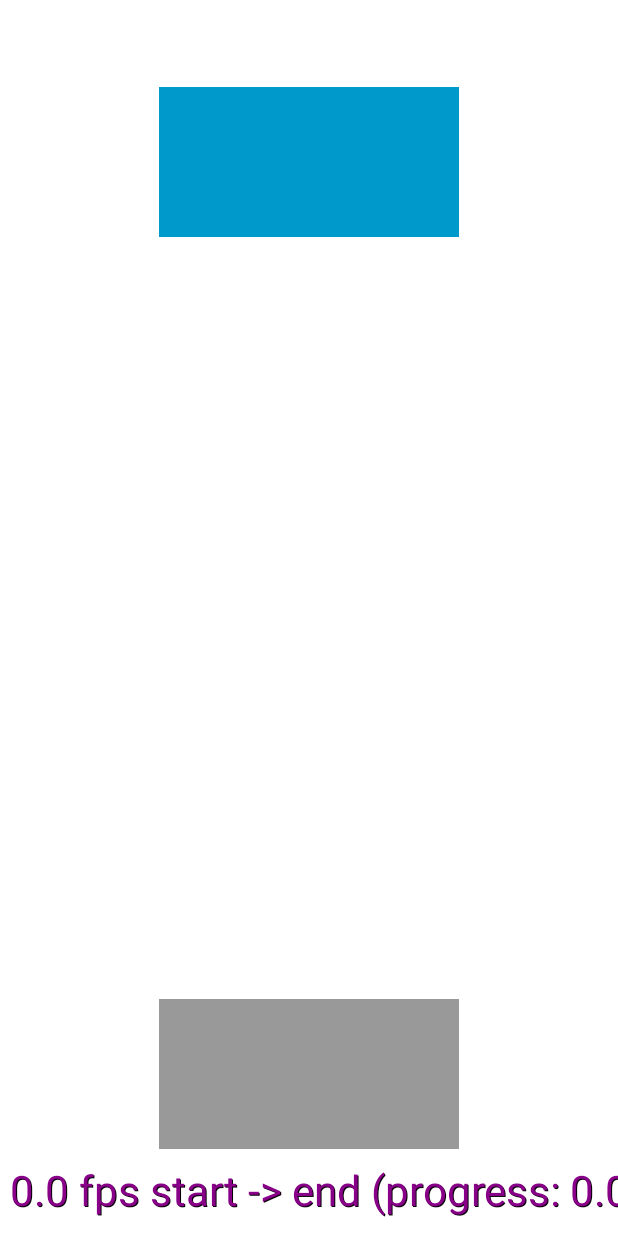
After one commit to jvillad1/star-wars-android, an Android app: the layout layout_video.xml on its own in the app's theme, with its tools: preview values and no code run, on a phone screen of 412 x 824 dp. The commit adds this screen. Run offline under Robolectric (Android 15) with nearby library versions, the phone set to English and light mode, and no system bars.

Commit message:
Wip MotionLayout with the charactersRecyclerView

```diff
--- a/app/build.gradle
+++ b/app/build.gradle
@@ -59,8 +59,8 @@ dependencies {
     // UI
     implementation 'androidx.appcompat:appcompat:1.2.0'
     implementation 'com.google.android.material:material:1.2.0'
-    implementation 'androidx.constraintlayout:constraintlayout:1.1.3'
-    implementation 'androidx.recyclerview:recyclerview:1.1.0'
+    implementation 'androidx.constraintlayout:constraintlayout:2.0.0-beta8'
+    implementation 'androidx.recyclerview:recyclerview:1.2.0-alpha05'
     implementation 'androidx.core:core-ktx:1.3.1'
     implementation 'androidx.fragment:fragment-ktx:1.2.5'
 
--- a/app/src/main/res/layout/item_search_info.xml
+++ b/app/src/main/res/layout/item_search_info.xml
@@ -1,7 +1,6 @@
 <?xml version="1.0" encoding="utf-8"?>
 <androidx.cardview.widget.CardView xmlns:android="http://schemas.android.com/apk/res/android"
     xmlns:app="http://schemas.android.com/apk/res-auto"
-    xmlns:tools="http://schemas.android.com/tools"
     style="@style/CardView.Light"
     android:layout_width="match_parent"
     android:layout_height="wrap_content"
@@ -13,16 +12,16 @@
         android:layout_width="match_parent"
         android:layout_height="wrap_content"
         android:layout_marginStart="@dimen/margin_normal"
+        android:layout_marginTop="@dimen/margin_medium"
         android:layout_marginEnd="@dimen/margin_normal"
-        android:layout_marginTop="@dimen/margin_medium"
         android:layout_marginBottom="@dimen/margin_medium">
 
         <TextView
             android:layout_width="0dp"
             android:layout_height="wrap_content"
             android:layout_marginStart="0dp"
+            android:layout_marginEnd="@dimen/margin_large"
             android:ellipsize="end"
-            android:layout_marginEnd="@dimen/margin_large"
             android:text="@string/character_search_info_message"
             android:textColor="@color/colorSecondaryText"
             app:layout_constraintEnd_toStartOf="@id/characterImageView"
--- /dev/null
+++ b/app/src/main/res/layout/layout_video.xml
@@ -0,0 +1,29 @@
+<?xml version="1.0" encoding="utf-8"?>
+<androidx.constraintlayout.motion.widget.MotionLayout xmlns:android="http://schemas.android.com/apk/res/android"
+    xmlns:app="http://schemas.android.com/apk/res-auto"
+    android:layout_width="match_parent"
+    android:layout_height="match_parent"
+    app:motionDebug="SHOW_PROGRESS"
+    app:layoutDescription="@xml/layout_video_scene">
+
+    <View
+        android:id="@+id/view"
+        android:layout_width="200dp"
+        android:layout_height="100dp"
+        android:layout_marginTop="58dp"
+        android:background="@android:color/holo_blue_dark"
+        app:layout_constraintEnd_toEndOf="parent"
+        app:layout_constraintStart_toStartOf="parent"
+        app:layout_constraintTop_toTopOf="parent" />
+
+    <View
+        android:id="@+id/view2"
+        android:layout_width="200dp"
+        android:layout_height="100dp"
+        android:layout_marginBottom="58dp"
+        android:background="@android:color/holo_green_dark"
+        app:layout_constraintBottom_toBottomOf="parent"
+        app:layout_constraintEnd_toEndOf="parent"
+        app:layout_constraintStart_toStartOf="parent" />
+
+</androidx.constraintlayout.motion.widget.MotionLayout>
--- /dev/null
+++ b/app/src/main/res/xml/layout_video_scene.xml
@@ -0,0 +1,53 @@
+<?xml version="1.0" encoding="utf-8"?>
+<MotionScene xmlns:android="http://schemas.android.com/apk/res/android"
+    xmlns:motion="http://schemas.android.com/apk/res-auto">
+
+    <Transition
+        motion:constraintSetEnd="@+id/end"
+        motion:constraintSetStart="@id/start"
+        motion:duration="3000">
+
+    </Transition>
+
+    <ConstraintSet android:id="@+id/start">
+
+        <Constraint android:id="@+id/view2">
+
+            <CustomAttribute
+                motion:attributeName="backgroundColor"
+                motion:customColorValue="@color/colorGray" />
+
+        </Constraint>
+
+    </ConstraintSet>
+
+    <ConstraintSet
+        android:id="@+id/end"
+        motion:deriveConstraintsFrom="@id/start">
+
+        <Constraint android:id="@+id/view2">
+
+            <Layout
+                android:layout_width="wrap_content"
+                android:layout_height="128dp"
+                motion:layout_constraintBottom_toBottomOf="parent"
+                motion:layout_constraintEnd_toEndOf="parent"
+                motion:layout_constraintTop_toTopOf="parent" />
+
+            <Transform
+                android:rotation="50"
+                android:translationZ="80dp" />
+
+            <PropertySet android:visibility="invisible" />
+
+            <Motion motion:pathMotionArc="none" />
+
+            <CustomAttribute
+                motion:attributeName="backgroundColor"
+                motion:customColorValue="?colorPrimary" />
+
+        </Constraint>
+
+    </ConstraintSet>
+
+</MotionScene>
```
Also changed, not shown: app/src/main/java/com/jvillad/starwars/android/presentation/search/RecyclerViewSwipeListener.kt (added, +48 -0 lines), app/src/main/java/com/jvillad/starwars/android/presentation/search/SearchFragment.kt (+10 -0 lines).
